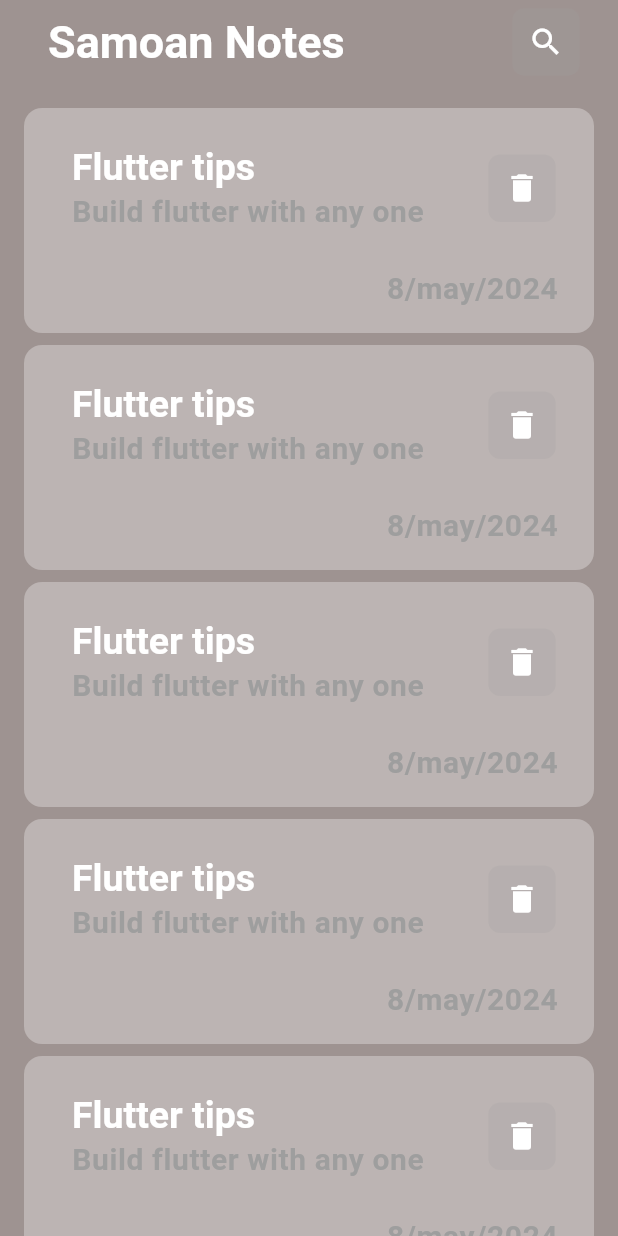
After one commit to abdellahmuhammed/notes_app, a Flutter app: the screen it shows after launch, on a phone screen of 412 x 824 dp. The commit adds this screen. Run offline on Flutter 3.47's test engine with Material 3 defaults, Android fonts, the phone set to English and light mode, and no system bars.

Commit message:
Refactor NOtes View

```diff
--- a/lib/Shared/Widgets/CustomNotesItem.dart
+++ b/lib/Shared/Widgets/NotesItem.dart
@@ -1,7 +1,7 @@
 import 'package:flutter/material.dart';
 
-class CustomNotesItem extends StatelessWidget {
-  const CustomNotesItem({
+class NotesItem extends StatelessWidget {
+  const NotesItem({
     super.key,
   });
 
--- /dev/null
+++ b/lib/Shared/Widgets/NotesListView.dart
@@ -0,0 +1,17 @@
+import 'package:flutter/material.dart';
+import 'package:notes_app/Shared/Widgets/NotesItem.dart';
+
+class NotesListView extends StatelessWidget {
+  const NotesListView({super.key});
+
+  @override
+  Widget build(BuildContext context) {
+    return ListView.separated(
+      physics: const BouncingScrollPhysics(),
+      padding: const EdgeInsets.all(16),
+      itemCount: 5,
+      itemBuilder: (context, index) => const NotesItem(),
+      separatorBuilder: (BuildContext context, int index) => const SizedBox(height: 8,),
+    );
+  }
+}
--- a/lib/Views/HomeScreen.dart
+++ b/lib/Views/HomeScreen.dart
@@ -1,5 +1,5 @@
 import 'package:flutter/material.dart';
-import 'package:notes_app/Shared/Widgets/CustomNotesItem.dart';
+import 'package:notes_app/Shared/Widgets/NotesListView.dart';
 
 class NotesView extends StatelessWidget {
   const NotesView({super.key});
@@ -9,12 +9,13 @@ class NotesView extends StatelessWidget {
   @override
   Widget build(BuildContext context) {
     return Scaffold(
-      appBar: _buildAppBar(),
-      body: const CustomNotesView(),
+      appBar: notesAppBar(),
+      body: const NotesViewBody(),
     );
   }
+}
 
-  AppBar _buildAppBar() {
+AppBar notesAppBar() {
   return AppBar(
     title: const Padding(
       padding: EdgeInsets.only(left: 16),
@@ -33,19 +34,12 @@ class NotesView extends StatelessWidget {
     ],
   );
 }
-}
 
-class CustomNotesView extends StatelessWidget {
-  const CustomNotesView({super.key});
+class NotesViewBody extends StatelessWidget {
+  const NotesViewBody({super.key});
 
   @override
   Widget build(BuildContext context) {
-    return ListView.separated(
-      physics: const BouncingScrollPhysics(),
-      padding: const EdgeInsets.all(16),
-      itemCount: 5,
-      itemBuilder: (context, index) => const CustomNotesItem(),
-      separatorBuilder: (BuildContext context, int index) => const SizedBox(height: 8,),
-    );
+    return const NotesListView();
   }
 }
```
Lines whose indentation alone changed are shown as unchanged.
